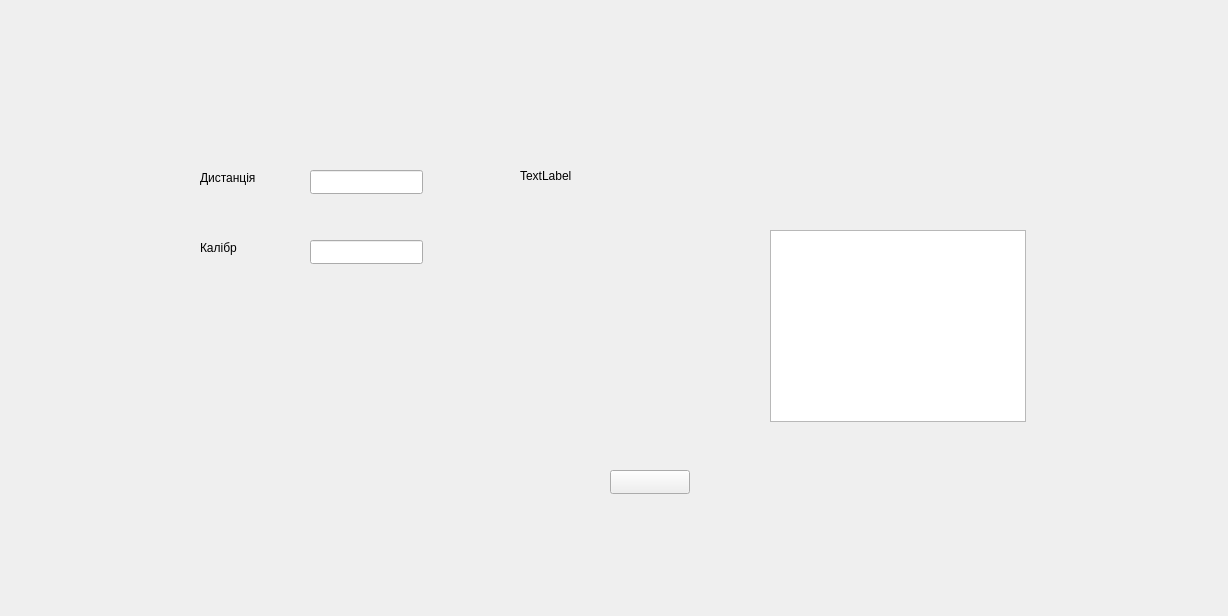
First picture: the form in Military/filtrationwin.ui, repository DmitryBizCode/MilitaryQt, before the edit.
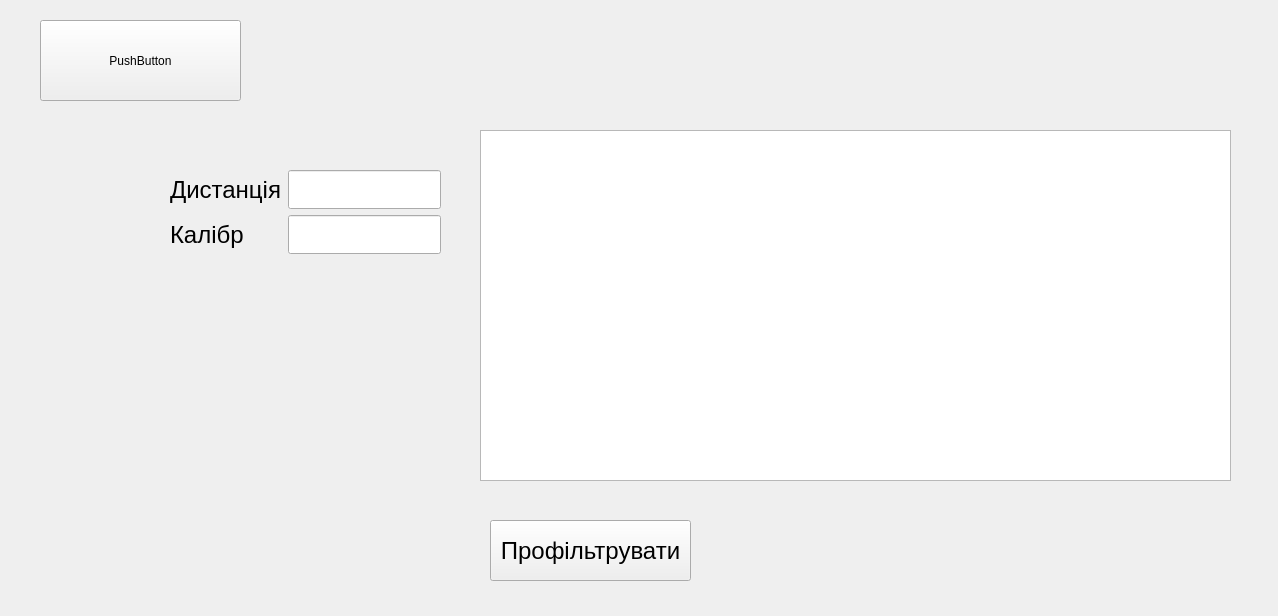
Second picture: the form after the edit.

Diff of the .ui file:
```diff
--- a/Military/filtrationwin.ui
+++ b/Military/filtrationwin.ui
@@ -6,7 +6,7 @@
    <rect>
     <x>0</x>
     <y>0</y>
-    <width>1228</width>
+    <width>1278</width>
     <height>616</height>
    </rect>
   </property>
@@ -14,86 +14,104 @@
    <string>MainWindow</string>
   </property>
   <widget class="QWidget" name="centralwidget">
-   <widget class="QLabel" name="label">
-    <property name="geometry">
-     <rect>
-      <x>520</x>
-      <y>60</y>
-      <width>341</width>
-      <height>231</height>
-     </rect>
-    </property>
-    <property name="text">
-     <string>TextLabel</string>
-    </property>
-   </widget>
    <widget class="QPushButton" name="FiltrationOn_">
     <property name="geometry">
      <rect>
-      <x>610</x>
-      <y>470</y>
-      <width>80</width>
-      <height>24</height>
+      <x>490</x>
+      <y>520</y>
+      <width>201</width>
+      <height>61</height>
      </rect>
     </property>
-    <property name="text">
-     <string/>
+    <property name="font">
+     <font>
+      <pointsize>18</pointsize>
+     </font>
     </property>
-   </widget>
-   <widget class="QLineEdit" name="distanceEd">
-    <property name="geometry">
-     <rect>
-      <x>310</x>
-      <y>170</y>
-      <width>113</width>
-      <height>24</height>
-     </rect>
-    </property>
-   </widget>
-   <widget class="QLineEdit" name="caliberEd">
-    <property name="geometry">
-     <rect>
-      <x>310</x>
-      <y>240</y>
-      <width>113</width>
-      <height>24</height>
-     </rect>
-    </property>
-   </widget>
-   <widget class="QLabel" name="label_2">
-    <property name="geometry">
-     <rect>
-      <x>200</x>
-      <y>170</y>
-      <width>71</width>
-      <height>16</height>
-     </rect>
-    </property>
     <property name="text">
-     <string>Дистанція</string>
-    </property>
-   </widget>
-   <widget class="QLabel" name="label_3">
-    <property name="geometry">
-     <rect>
-      <x>200</x>
-      <y>240</y>
-      <width>51</width>
-      <height>16</height>
-     </rect>
-    </property>
-    <property name="text">
-     <string>Калібр</string>
+     <string>Профільтрувати</string>
     </property>
    </widget>
    <widget class="QTableWidget" name="tableWidget">
     <property name="geometry">
      <rect>
-      <x>770</x>
-      <y>230</y>
-      <width>256</width>
-      <height>192</height>
+      <x>480</x>
+      <y>130</y>
+      <width>751</width>
+      <height>351</height>
      </rect>
+    </property>
+    <property name="font">
+     <font>
+      <pointsize>18</pointsize>
+     </font>
+    </property>
+   </widget>
+   <widget class="QWidget" name="formLayoutWidget">
+    <property name="geometry">
+     <rect>
+      <x>170</x>
+      <y>170</y>
+      <width>271</width>
+      <height>101</height>
+     </rect>
+    </property>
+    <layout class="QFormLayout" name="formLayout">
+     <item row="0" column="0">
+      <widget class="QLabel" name="label_2">
+       <property name="font">
+        <font>
+         <pointsize>18</pointsize>
+        </font>
+       </property>
+       <property name="text">
+        <string>Дистанція</string>
+       </property>
+      </widget>
+     </item>
+     <item row="0" column="1">
+      <widget class="QLineEdit" name="distanceEd">
+       <property name="font">
+        <font>
+         <pointsize>20</pointsize>
+        </font>
+       </property>
+      </widget>
+     </item>
+     <item row="1" column="0">
+      <widget class="QLabel" name="label_3">
+       <property name="font">
+        <font>
+         <pointsize>18</pointsize>
+        </font>
+       </property>
+       <property name="text">
+        <string>Калібр</string>
+       </property>
+      </widget>
+     </item>
+     <item row="1" column="1">
+      <widget class="QLineEdit" name="caliberEd">
+       <property name="font">
+        <font>
+         <pointsize>20</pointsize>
+        </font>
+       </property>
+      </widget>
+     </item>
+    </layout>
+   </widget>
+   <widget class="QPushButton" name="Return_to_home">
+    <property name="geometry">
+     <rect>
+      <x>40</x>
+      <y>20</y>
+      <width>201</width>
+      <height>81</height>
+     </rect>
+    </property>
+    <property name="text">
+     <string>PushButton</string>
     </property>
    </widget>
   </widget>
```
